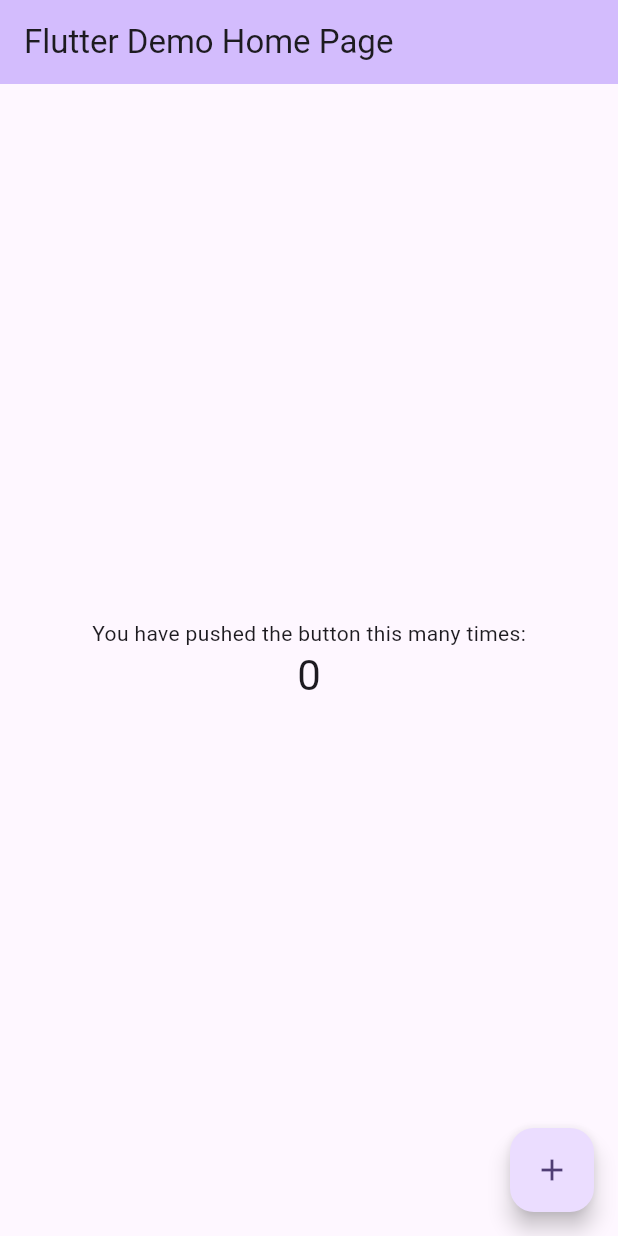
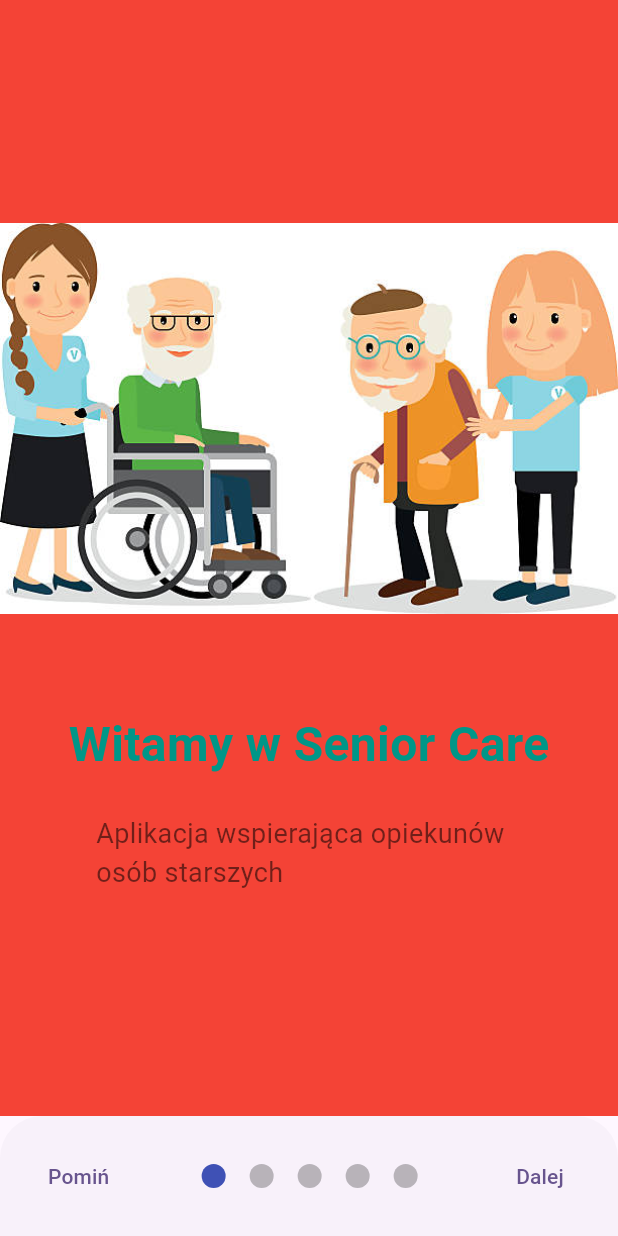
Before and after one commit to 14Jano/SeniorCare, a Flutter app: the screen it shows after launch, on a phone screen of 412 x 824 dp. Run offline on Flutter 3.47's test engine with Material 3 defaults, Android fonts, the phone set to English and light mode, and no system bars; drawn by our look-alikes of smooth_page_indicator; our stand-ins replace firebase_core, shared_preferences; accounts and stored records are empty; generated files the repository leaves out were written again.

Commit message:
WelcomeScreen added [still need stylization]

```diff
--- a/lib/main.dart
+++ b/lib/main.dart
@@ -1,5 +1,7 @@
 import 'package:firebase_core/firebase_core.dart';
 import 'package:flutter/material.dart';
+import 'package:senior_care/pages/welcome_screen.dart';
+import 'package:shared_preferences/shared_preferences.dart';
 import 'firebase_options.dart';
 
 void main() async {
@@ -7,124 +9,28 @@ void main() async {
   await Firebase.initializeApp(
     options: DefaultFirebaseOptions.currentPlatform,
   );
+  final prefs = await SharedPreferences.getInstance();
+  final showHome = prefs.getBool('showHome') ?? false;
 
-
-  runApp(const MyApp());
+  runApp(MyApp(showHome: showHome));
 }
 
 class MyApp extends StatelessWidget {
-  const MyApp({super.key});
+  final bool showHome;
 
-  // This widget is the root of your application.
+  const MyApp({
+    Key? key,
+    required this.showHome,
+  }) : super(key: key);
+
   @override
   Widget build(BuildContext context) {
     return MaterialApp(
       title: 'Flutter Demo',
       theme: ThemeData(
-        // This is the theme of your application.
-        //
-        // TRY THIS: Try running your application with "flutter run". You'll see
-        // the application has a purple toolbar. Then, without quitting the app,
-        // try changing the seedColor in the colorScheme below to Colors.green
-        // and then invoke "hot reload" (save your changes or press the "hot
-        // reload" button in a Flutter-supported IDE, or press "r" if you used
-        // the command line to start the app).
-        //
-        // Notice that the counter didn't reset back to zero; the application
-        // state is not lost during the reload. To reset the state, use hot
-        // restart instead.
-        //
-        // This works for code too, not just values: Most code changes can be
-        // tested with just a hot reload.
         colorScheme: ColorScheme.fromSeed(seedColor: Colors.deepPurple),
       ),
-      home: const MyHomePage(title: 'Flutter Demo Home Page'),
+      home: showHome ? HomePage() : WelcomeScreen(),
     );
   }
 }
-
-class MyHomePage extends StatefulWidget {
-  const MyHomePage({super.key, required this.title});
-
-  // This widget is the home page of your application. It is stateful, meaning
-  // that it has a State object (defined below) that contains fields that affect
-  // how it looks.
-
-  // This class is the configuration for the state. It holds the values (in this
-  // case the title) provided by the parent (in this case the App widget) and
-  // used by the build method of the State. Fields in a Widget subclass are
-  // always marked "final".
-
-  final String title;
-
-  @override
-  State<MyHomePage> createState() => _MyHomePageState();
-}
-
-class _MyHomePageState extends State<MyHomePage> {
-  int _counter = 0;
-
-  void _incrementCounter() {
-    setState(() {
-      // This call to setState tells the Flutter framework that something has
-      // changed in this State, which causes it to rerun the build method below
-      // so that the display can reflect the updated values. If we changed
-      // _counter without calling setState(), then the build method would not be
-      // called again, and so nothing would appear to happen.
-      _counter++;
-    });
-  }
-
-  @override
-  Widget build(BuildContext context) {
-    // This method is rerun every time setState is called, for instance as done
-    // by the _incrementCounter method above.
-    //
-    // The Flutter framework has been optimized to make rerunning build methods
-    // fast, so that you can just rebuild anything that needs updating rather
-    // than having to individually change instances of widgets.
-    return Scaffold(
-      appBar: AppBar(
-        // TRY THIS: Try changing the color here to a specific color (to
-        // Colors.amber, perhaps?) and trigger a hot reload to see the AppBar
-        // change color while the other colors stay the same.
-        backgroundColor: Theme.of(context).colorScheme.inversePrimary,
-        // Here we take the value from the MyHomePage object that was created by
-        // the App.build method, and use it to set our appbar title.
-        title: Text(widget.title),
-      ),
-      body: Center(
-        // Center is a layout widget. It takes a single child and positions it
-        // in the middle of the parent.
-        child: Column(
-          // Column is also a layout widget. It takes a list of children and
-          // arranges them vertically. By default, it sizes itself to fit its
-          // children horizontally, and tries to be as tall as its parent.
-          //
-          // Column has various properties to control how it sizes itself and
-          // how it positions its children. Here we use mainAxisAlignment to
-          // center the children vertically; the main axis here is the vertical
-          // axis because Columns are vertical (the cross axis would be
-          // horizontal).
-          //
-          // TRY THIS: Invoke "debug painting" (choose the "Toggle Debug Paint"
-          // action in the IDE, or press "p" in the console), to see the
-          // wireframe for each widget.
-          mainAxisAlignment: MainAxisAlignment.center,
-          children: <Widget>[
-            const Text('You have pushed the button this many times:'),
-            Text(
-              '$_counter',
-              style: Theme.of(context).textTheme.headlineMedium,
-            ),
-          ],
-        ),
-      ),
-      floatingActionButton: FloatingActionButton(
-        onPressed: _incrementCounter,
-        tooltip: 'Increment',
-        child: const Icon(Icons.add),
-      ), // This trailing comma makes auto-formatting nicer for build methods.
-    );
-  }
-}
--- /dev/null
+++ b/lib/pages/welcome_screen.dart
@@ -0,0 +1,197 @@
+import 'package:firebase_core/firebase_core.dart';
+import 'package:flutter/material.dart';
+import 'package:senior_care/pages/welcome_screen.dart';
+import 'package:shared_preferences/shared_preferences.dart';
+import 'package:smooth_page_indicator/smooth_page_indicator.dart';
+import 'package:firebase_core/firebase_core.dart';
+
+class WelcomeScreen extends StatefulWidget{
+  const WelcomeScreen({Key? key}) : super(key: key);
+
+  @override
+  _WelcomeScreenState createState() => _WelcomeScreenState();
+}
+
+class HomePage extends StatelessWidget {
+  @override
+  Widget build(BuildContext context) {
+    return Scaffold(
+      appBar: AppBar(
+        title: Text('Home Page'),
+        actions: [
+          IconButton(
+            onPressed: () async {
+              final prefs = await SharedPreferences.getInstance();
+              prefs.setBool('showHome', false);
+
+              Navigator.of(context).pushReplacement(
+                MaterialPageRoute(builder: (context) => WelcomeScreen()),
+              );
+            },
+            icon: const Icon(Icons.logout),
+          ),
+        ],
+      ),
+      body: Center(
+        child: Text('Welcome to the Home Page!',
+        style: TextStyle(color: Colors.black),
+      ),
+    ));
+  }
+}
+
+
+// WYSTYLIZOWAC TE STRONY (ZDJECIA, TEKSTY, KOLORY)
+
+class _WelcomeScreenState extends State<WelcomeScreen> {
+  final controller = PageController();
+  bool isLastPage = false;
+
+  @override
+  void dispose() {
+    controller.dispose();
+    super.dispose();
+  }
+
+  Widget BuildPage ({
+    required Color color,
+    required String urlImage,
+    required String title,
+    required String subtitle,
+  }) =>
+    Container(
+      color: color,
+      child: Column(
+        mainAxisAlignment: MainAxisAlignment.center,
+        children: [
+          Image.asset(
+            urlImage,
+            fit: BoxFit.cover,
+            width: double.infinity,
+          ),
+          const SizedBox(height: 64),
+          Text(
+            title,
+            style: const TextStyle(
+              color: Colors.teal,
+              fontSize: 32,
+              fontWeight: FontWeight.bold
+            ),
+          ),
+          const SizedBox(height: 24),
+          Container(
+            padding: const EdgeInsets.symmetric(horizontal: 64),
+            child: Text(
+              subtitle,
+              style: const TextStyle(
+                color: Colors.black54,
+                fontSize: 18
+              ),
+            ),
+          )
+        ]
+      )
+    );
+
+  @override
+  Widget build(BuildContext context) => Scaffold(
+      body: Container(
+        padding: const EdgeInsets.only(bottom: 80),
+        child: PageView(
+          controller: controller,
+          onPageChanged: (index) {
+            setState(() => isLastPage = index == 4);
+          },
+          children: [
+            BuildPage(
+              color: Colors.red,
+              urlImage: 'assets/page1.jpg',
+              title: 'Witamy w Senior Care',
+              subtitle: 'Aplikacja wspierająca opiekunów osób starszych'
+            ),
+            BuildPage(
+              color: Colors.green,
+              urlImage: 'assets/page2.jpg',
+              title: 'Druga strona',
+              subtitle: 'Opis drugiej strony'
+            ),
+            BuildPage(
+              color: Colors.blue,
+              urlImage: 'assets/page3.jpg',
+              title: 'Trzecia strona',
+              subtitle: 'Opis trzeciej strony'
+            ),
+            BuildPage(
+              color: Colors.yellow,
+              urlImage: 'assets/page4.jpg',
+              title: 'Czwarta strona',
+              subtitle: 'Opis czwartej strony'
+            ),
+            BuildPage(
+              color: Colors.orange,
+              urlImage: 'assets/page5.jpg',
+              title: 'Piąta strona',
+              subtitle: 'Opis piątej strony'
+            ),
+          ]
+        ),
+      ),
+      bottomSheet: isLastPage
+      ? TextButton(
+          style: TextButton.styleFrom(
+            shape: RoundedRectangleBorder(
+              borderRadius: BorderRadius.circular(0)
+            ),
+            foregroundColor: Colors.white,
+            backgroundColor: Colors.indigo,
+            minimumSize: const Size.fromHeight(80)
+          ),
+
+        onPressed: () async {
+          final prefs = await SharedPreferences.getInstance();
+          prefs.setBool('showHome', true);
+          Navigator.of(context).pushReplacement(
+            MaterialPageRoute(builder: (context) => HomePage())
+          );
+        },
+         child:  const Text(
+          'Rozpocznij',
+          style: TextStyle(fontSize: 24),
+          ),
+        )
+      : Container(
+        padding: const EdgeInsets.symmetric(horizontal: 20),
+        height: 80,
+        child: Row(
+          mainAxisAlignment: MainAxisAlignment.spaceBetween,
+          children: [
+            TextButton(
+              onPressed: () => controller.jumpToPage(4),
+               child: const Text('Pomiń')
+            ),
+            Center(
+              child: SmoothPageIndicator(
+                controller: controller,
+                count: 5,
+                effect: const WormEffect(
+                  spacing: 16,
+                  dotColor: Colors.black26,
+                  activeDotColor: Colors.indigo
+                ),
+                onDotClicked: (index) => controller.animateToPage(
+                  index,
+                  duration: const Duration(milliseconds: 500),
+                  curve: Curves.easeIn),
+              ),
+            ),
+            TextButton(
+              onPressed: () => controller.nextPage(
+                duration: const Duration(milliseconds: 500),
+                curve: Curves.easeInOut),
+              child: const Text('Dalej')
+            ),
+          ],
+        ),
+      ),
+  );
+}
```
Also changed, not shown: pubspec.yaml (+7 -0 lines), assets/page1.jpg (added), assets/page2.jpg (added), assets/page3.jpg (added), assets/page4.jpg (added), assets/page5.jpg (added), pubspec.lock, 1 other file.
